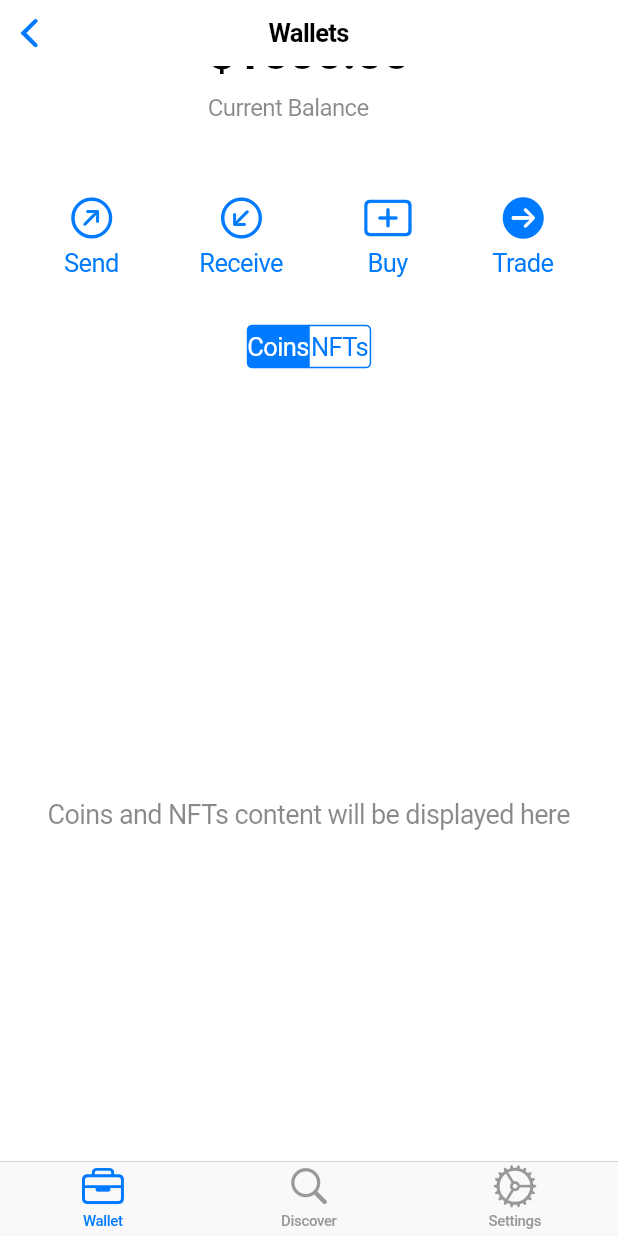
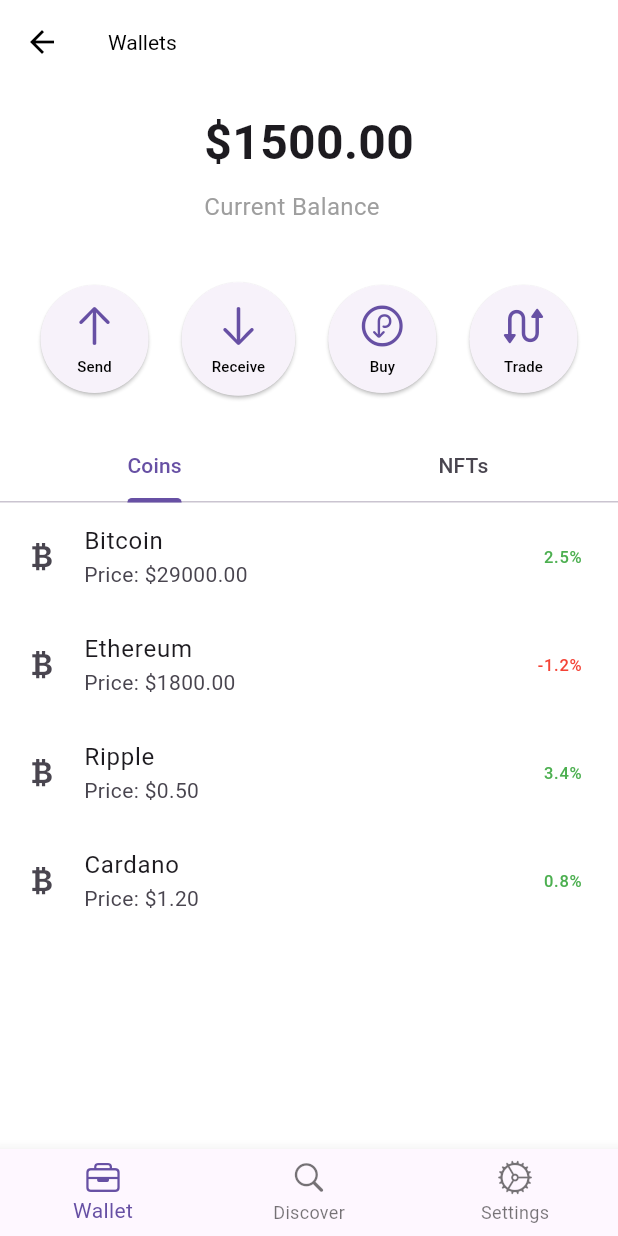
Before and after one commit to waqasraza123/flutter-web3-wallet-connect, a Flutter app: the WalletScreen screen opened directly, on a phone screen of 412 x 824 dp. Run offline on Flutter 3.47's test engine with Material 3 defaults, Android fonts, the phone set to English and light mode, and no system bars; our stand-ins replace video_player.

Commit message:
wallet gui

```diff
--- a/lib/screens/transaction_screen.dart
+++ b/lib/screens/transaction_screen.dart
@@ -1,10 +1,11 @@
 import 'package:flutter/cupertino.dart';
-import 'package:flutter/material.dart';
 
 class TransactionScreen extends StatelessWidget {
+  const TransactionScreen({super.key});
+
   @override
   Widget build(BuildContext context) {
-    return CupertinoPageScaffold(
+    return const CupertinoPageScaffold(
       navigationBar: CupertinoNavigationBar(
         middle: Text('Transactions'),
       ),
--- a/lib/screens/wallet_screen.dart
+++ b/lib/screens/wallet_screen.dart
@@ -1,39 +1,21 @@
-import 'package:flutter/cupertino.dart';
+import 'package:flutter/material.dart';
+import 'package:flutter/cupertino.dart'; // Import Cupertino icons
 import '../utils/api_data.dart';
 
 class WalletScreen extends StatelessWidget {
-  WalletScreen({super.key});
+  const WalletScreen({super.key});
 
   @override
   Widget build(BuildContext context) {
     final wallet = ApiData.wallet;
 
-    return CupertinoTabScaffold(
-      tabBar: CupertinoTabBar(
-        items: const [
-          BottomNavigationBarItem(
-            icon: Icon(CupertinoIcons.briefcase),
-            label: 'Wallet',
-          ),
-          BottomNavigationBarItem(
-            icon: Icon(CupertinoIcons.search),
-            label: 'Discover',
-          ),
-          BottomNavigationBarItem(
-            icon: Icon(CupertinoIcons.settings),
-            label: 'Settings',
-          ),
-        ],
-        currentIndex: 0, // Set the current index of the bottom navigation
-        onTap: (index) {
-          // Handle bottom navigation tap
-        },
-      ),
-      tabBuilder: (context, index) {
-        return CupertinoPageScaffold(
-          navigationBar: const CupertinoNavigationBar(
-            middle: Text('Wallets'),
-          ),
+    return DefaultTabController(
+      length: 2, // Number of tabs
+      child: Scaffold(
+        appBar: AppBar(
+          title: const Text('Wallets'),
+        ),
+        body: SingleChildScrollView(
           child: Column(
             children: [
               // Header with current balance
@@ -50,8 +32,7 @@ class WalletScreen extends StatelessWidget {
                     const SizedBox(height: 8),
                     const Text(
                       'Current Balance',
-                      style: TextStyle(
-                          fontSize: 16, color: CupertinoColors.secondaryLabel),
+                      style: TextStyle(fontSize: 16, color: Colors.grey),
                     ),
                   ],
                 ),
@@ -64,63 +45,83 @@ class WalletScreen extends StatelessWidget {
                   mainAxisAlignment: MainAxisAlignment.spaceAround,
                   children: [
                     _buildActionButton(
-                        context, 'Send', CupertinoIcons.arrow_up_right_circle),
-                    _buildActionButton(context, 'Receive',
-                        CupertinoIcons.arrow_down_left_circle),
+                        context, 'Send', CupertinoIcons.arrow_up),
                     _buildActionButton(
-                        context, 'Buy', CupertinoIcons.plus_rectangle),
-                    _buildActionButton(context, 'Trade',
-                        CupertinoIcons.arrow_right_circle_fill),
+                        context, 'Receive', CupertinoIcons.arrow_down),
+                    _buildActionButton(
+                        context, 'Buy', CupertinoIcons.purchased_circle),
+                    _buildActionButton(
+                        context, 'Trade', CupertinoIcons.arrow_swap),
                   ],
                 ),
               ),
 
-              // Tabs for Coins and NFTs
-              CupertinoSegmentedControl<int>(
-                children: const {
-                  0: Text('Coins'),
-                  1: Text('NFTs'),
-                },
-                onValueChanged: (int value) {
-                  // Handle tab change if needed
-                },
-                groupValue: 0, // Set default selected tab
+              // Tabs for Coins and NFTs below action buttons
+              const TabBar(
+                tabs: [
+                  Tab(text: 'Coins'),
+                  Tab(text: 'NFTs'),
+                ],
               ),
 
-              // Spacer for content area
-              const SizedBox(height: 16),
+              // Content area for Coins and NFTs
+              SizedBox(
+                height: 300, // Adjust height to fit content
+                child: TabBarView(
+                  children: [
+                    // Coins tab content
+                    _buildCoinsTab(),
 
-              // Placeholder for content based on selected tab
-              Expanded(
-                child: Container(
-                  alignment: Alignment.center,
-                  child: const Text(
-                    'Coins and NFTs content will be displayed here',
-                    style: TextStyle(
-                        fontSize: 18, color: CupertinoColors.secondaryLabel),
-                  ),
+                    // NFTs tab placeholder content
+                    const Center(
+                      child: Text(
+                        'NFTs content will be displayed here',
+                        style: TextStyle(fontSize: 18, color: Colors.grey),
+                      ),
+                    ),
+                  ],
                 ),
               ),
             ],
           ),
-        );
-      },
+        ),
+        bottomNavigationBar: BottomNavigationBar(
+          items: const [
+            BottomNavigationBarItem(
+              icon: Icon(CupertinoIcons.briefcase), // Changed to Cupertino icon
+              label: 'Wallet',
+            ),
+            BottomNavigationBarItem(
+              icon: Icon(CupertinoIcons.search), // Changed to Cupertino icon
+              label: 'Discover',
+            ),
+            BottomNavigationBarItem(
+              icon: Icon(CupertinoIcons.settings), // Changed to Cupertino icon
+              label: 'Settings',
+            ),
+          ],
+          currentIndex: 0, // Set the current index of the bottom navigation
+          onTap: (index) {
+            // Handle bottom navigation tap
+          },
+        ),
+      ),
     );
   }
 
   // Helper method to build action buttons
-  CupertinoButton _buildActionButton(
+  ElevatedButton _buildActionButton(
       BuildContext context, String title, IconData icon) {
-    return CupertinoButton(
+    return ElevatedButton(
       onPressed: () {
         // Handle button action
-        showCupertinoDialog(
+        showDialog(
           context: context,
-          builder: (context) => CupertinoAlertDialog(
+          builder: (context) => AlertDialog(
             title: Text(title),
             content: Text('You tapped $title.'),
             actions: [
-              CupertinoDialogAction(
+              TextButton(
                 child: const Text('OK'),
                 onPressed: () => Navigator.of(context).pop(),
               ),
@@ -128,14 +129,44 @@ class WalletScreen extends StatelessWidget {
           ),
         );
       },
+      style: ElevatedButton.styleFrom(
+        shape: const CircleBorder(), // Sets the button shape to circular
+        padding: const EdgeInsets.all(20), // Padding to increase button size
+      ),
       child: Column(
-        mainAxisAlignment: MainAxisAlignment.center,
+        mainAxisSize: MainAxisSize.min,
         children: [
-          Icon(icon, size: 32),
+          Icon(icon, size: 32), // Keeping the same size for consistency
           const SizedBox(height: 4),
-          Text(title),
+          Text(
+            title,
+            style: const TextStyle(fontSize: 10, color: Colors.black),
+          ),
         ],
       ),
     );
   }
+
+  // Widget to build the Coins tab with the top 5 crypto tokens
+  Widget _buildCoinsTab() {
+    final topTokens = ApiData.topTokens; // Fetch top 5 tokens from ApiData
+
+    return ListView.builder(
+      itemCount: topTokens.length,
+      itemBuilder: (context, index) {
+        final token = topTokens[index];
+        return ListTile(
+          leading: const Icon(CupertinoIcons.bitcoin),
+          title: Text(token['name']),
+          subtitle: Text('Price: \$${token['price'].toStringAsFixed(2)}'),
+          trailing: Text(
+            '${token['change']}%',
+            style: TextStyle(
+              color: token['change'] >= 0 ? Colors.green : Colors.red,
+            ),
+          ),
+        );
+      },
+    );
+  }
 }
--- a/lib/utils/api_data.dart
+++ b/lib/utils/api_data.dart
@@ -32,4 +32,33 @@ class ApiData {
         date: DateTime.now().subtract(const Duration(days: 3)),
         type: "Sent"),
   ];
+
+  // List of top 5 tokens with sample data for display
+  static final List<Map<String, dynamic>> topTokens = [
+    {
+      'name': 'Bitcoin',
+      'price': 29000.00,
+      'change': 2.5, // 24-hour change in percentage
+    },
+    {
+      'name': 'Ethereum',
+      'price': 1800.00,
+      'change': -1.2,
+    },
+    {
+      'name': 'Ripple',
+      'price': 0.50,
+      'change': 3.4,
+    },
+    {
+      'name': 'Cardano',
+      'price': 1.20,
+      'change': 0.8,
+    },
+    {
+      'name': 'Polkadot',
+      'price': 5.80,
+      'change': -0.6,
+    },
+  ];
 }
```
Also changed, not shown: lib/main.dart (+17 -6 lines), lib/screens/home_screen.dart (+74 -9 lines), lib/screens/new_recovery_phrase_screen.dart (added, +90 -0 lines), lib/screens/wallet_creation_options_screen.dart (added, +154 -0 lines), lib/widgets/transaction_item.dart (+5 -6 lines), lib/widgets/wallet_card.dart (+5 -6 lines), pubspec.yaml (+10 -1 lines), assets/icon/icon.png (added), 2 other files.
